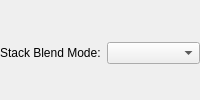
This is ui/forms/EffectStackBlendRow.ui in Wolfieeewolf/OpenRGB3DSpatialPlugin as Qt 5 draws it before an edit. The edited form follows.
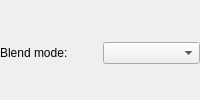
This is the edited form.

Commit message:
fix: multipass polish FolderVolume, ShaderField, scene UI, and stack panels
Drop legacy FolderVolume settings shims, fail-closed ShaderField and strip kernels, and clean long-idle UI wiring/copy.

The edit to the form file:
```diff
--- a/ui/forms/EffectStackBlendRow.ui
+++ b/ui/forms/EffectStackBlendRow.ui
@@ -18,7 +18,7 @@
    <item>
     <widget class="QLabel" name="blendLabel">
      <property name="text">
-      <string>Stack Blend Mode:</string>
+      <string>Blend mode:</string>
      </property>
     </widget>
    </item>
```
The commit also changes 27 other files.
